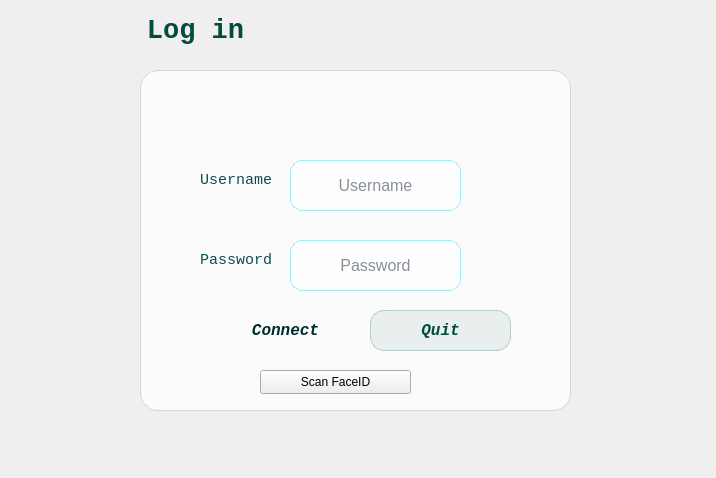
First picture: the form in logindialog.ui, repository Esprit-UP-Algo/projetcpp2526-s2-2a12-smart-research-publication-management, before the edit.
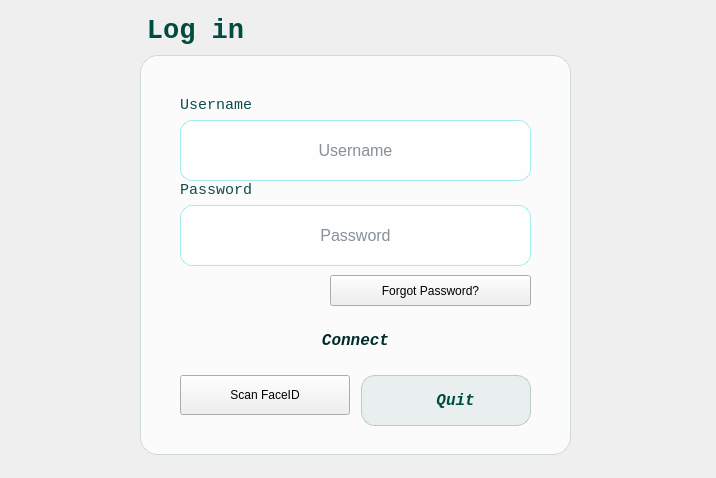
Second picture: the form after the edit. Icons and pictures are not drawn.

Diff of the .ui file:
```diff
--- a/logindialog.ui
+++ b/logindialog.ui
@@ -88,9 +88,9 @@
    <property name="geometry">
     <rect>
      <x>140</x>
-     <y>70</y>
+     <y>55</y>
      <width>431</width>
-     <height>341</height>
+     <height>400</height>
     </rect>
    </property>
    <property name="title">
@@ -99,10 +99,10 @@
    <widget class="QLineEdit" name="lePassword">
     <property name="geometry">
      <rect>
-      <x>150</x>
-      <y>170</y>
-      <width>171</width>
-      <height>51</height>
+      <x>40</x>
+      <y>150</y>
+      <width>351</width>
+      <height>61</height>
      </rect>
     </property>
     <property name="text">
@@ -121,9 +121,9 @@
    <widget class="QLabel" name="label_3">
     <property name="geometry">
      <rect>
-      <x>60</x>
-      <y>180</y>
-      <width>81</width>
+      <x>40</x>
+      <y>125</y>
+      <width>120</width>
       <height>20</height>
      </rect>
     </property>
@@ -140,10 +140,10 @@
    <widget class="QPushButton" name="btnLogin">
     <property name="geometry">
      <rect>
-      <x>80</x>
-      <y>240</y>
-      <width>131</width>
-      <height>41</height>
+      <x>40</x>
+      <y>260</y>
+      <width>351</width>
+      <height>50</height>
      </rect>
     </property>
     <property name="font">
@@ -161,9 +161,9 @@
    <widget class="QLabel" name="label_2">
     <property name="geometry">
      <rect>
-      <x>60</x>
-      <y>100</y>
-      <width>81</width>
+      <x>40</x>
+      <y>40</y>
+      <width>120</width>
       <height>20</height>
      </rect>
     </property>
@@ -180,10 +180,10 @@
    <widget class="QPushButton" name="Quitter">
     <property name="geometry">
      <rect>
-      <x>230</x>
-      <y>240</y>
-      <width>141</width>
-      <height>41</height>
+      <x>221</x>
+      <y>320</y>
+      <width>170</width>
+      <height>51</height>
      </rect>
     </property>
     <property name="font">
@@ -195,16 +195,16 @@
      </font>
     </property>
     <property name="text">
-     <string>Quit</string>
+     <string>  Quit</string>
     </property>
    </widget>
    <widget class="QLineEdit" name="leUsername">
     <property name="geometry">
      <rect>
-      <x>150</x>
-      <y>90</y>
-      <width>171</width>
-      <height>51</height>
+      <x>40</x>
+      <y>65</y>
+      <width>351</width>
+      <height>61</height>
      </rect>
     </property>
     <property name="text">
@@ -220,16 +220,29 @@
    <widget class="QPushButton" name="btnFaceID">
     <property name="geometry">
      <rect>
-      <x>120</x>
-      <y>300</y>
-      <width>151</width>
-      <height>24</height>
+      <x>40</x>
+      <y>320</y>
+      <width>170</width>
+      <height>40</height>
      </rect>
     </property>
     <property name="text">
      <string>Scan FaceID</string>
     </property>
    </widget>
+   <widget class="QPushButton" name="btnForgotPass">
+    <property name="geometry">
+     <rect>
+      <x>190</x>
+      <y>220</y>
+      <width>201</width>
+      <height>31</height>
+     </rect>
+    </property>
+    <property name="text">
+     <string>Forgot Password?</string>
+    </property>
+   </widget>
   </widget>
   <widget class="QLabel" name="label">
    <property name="geometry">
```
